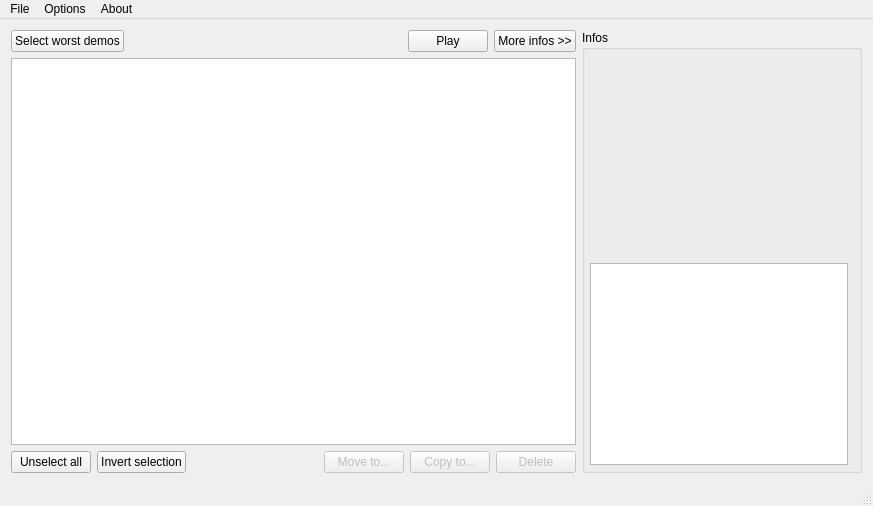
Before: the Qt Designer form src/mainwindow.ui in sousix/QDM68, drawn with Qt 5.
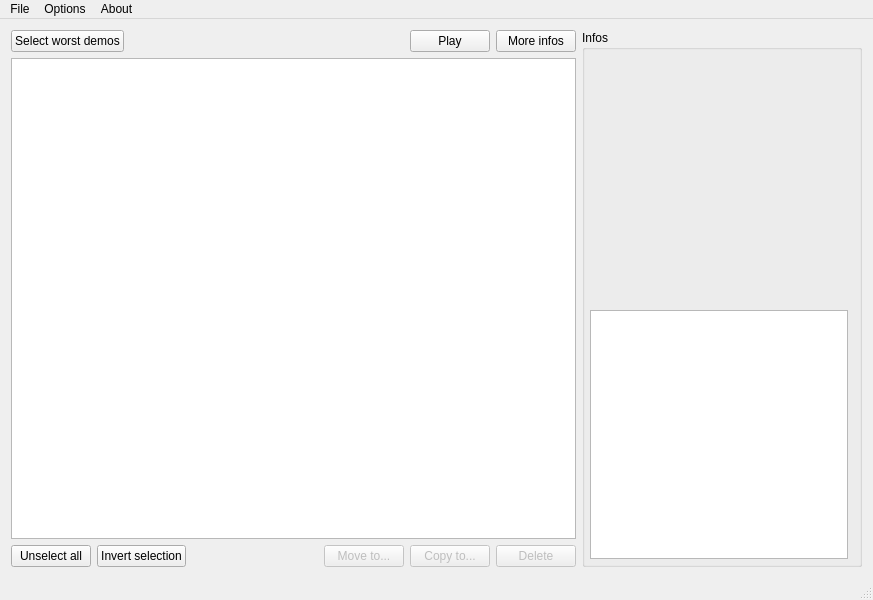
After: the same form once the commit is applied. Icons and pictures are not drawn.

What changed in the file:
```diff
--- a/src/mainwindow.ui
+++ b/src/mainwindow.ui
@@ -7,7 +7,7 @@
     <x>0</x>
     <y>0</y>
     <width>873</width>
-    <height>506</height>
+    <height>600</height>
    </rect>
   </property>
   <property name="sizePolicy">
@@ -19,7 +19,7 @@
   <property name="minimumSize">
    <size>
     <width>600</width>
-    <height>500</height>
+    <height>550</height>
    </size>
   </property>
   <property name="windowTitle">
@@ -80,7 +80,7 @@
         <item>
          <widget class="QPushButton" name="btnMoreInfos">
           <property name="text">
-           <string>More infos &gt;&gt;</string>
+           <string>More infos</string>
           </property>
          </widget>
         </item>
@@ -94,6 +94,11 @@
           <height>0</height>
          </size>
         </property>
+        <property name="font">
+         <font>
+          <pointsize>10</pointsize>
+         </font>
+        </property>
         <property name="alternatingRowColors">
          <bool>false</bool>
         </property>
@@ -101,7 +106,7 @@
          <enum>QAbstractItemView::ScrollPerItem</enum>
         </property>
         <property name="spacing">
-         <number>1</number>
+         <number>0</number>
         </property>
         <property name="modelColumn">
          <number>0</number>
@@ -243,6 +248,11 @@
            </disabled>
           </palette>
          </property>
+         <property name="font">
+          <font>
+           <pointsize>10</pointsize>
+          </font>
+         </property>
          <property name="frameShape">
           <enum>QFrame::NoFrame</enum>
          </property>
@@ -250,8 +260,13 @@
           <string notr="true">&lt;!DOCTYPE HTML PUBLIC &quot;-//W3C//DTD HTML 4.0//EN&quot; &quot;http://www.w3.org/TR/REC-html40/strict.dtd&quot;&gt;
 &lt;html&gt;&lt;head&gt;&lt;meta name=&quot;qrichtext&quot; content=&quot;1&quot; /&gt;&lt;style type=&quot;text/css&quot;&gt;
 p, li { white-space: pre-wrap; }
-&lt;/style&gt;&lt;/head&gt;&lt;body style=&quot; font-family:'MS Shell Dlg 2'; font-size:8.25pt; font-weight:400; font-style:normal;&quot;&gt;
-&lt;p style=&quot;-qt-paragraph-type:empty; margin-top:0px; margin-bottom:0px; margin-left:0px; margin-right:0px; -qt-block-indent:0; text-indent:0px; font-size:8pt;&quot;&gt;&lt;/p&gt;&lt;/body&gt;&lt;/html&gt;</string>
+&lt;/style&gt;&lt;/head&gt;&lt;body style=&quot; font-family:'Ubuntu'; font-size:10pt; font-weight:400; font-style:normal;&quot;&gt;
+&lt;table border=&quot;0&quot; style=&quot;-qt-table-type: root; margin-top:4px; margin-bottom:4px; margin-left:4px; margin-right:4px;&quot;&gt;
+&lt;tr&gt;
+&lt;td style=&quot;border: none;&quot;&gt;
+&lt;p style=&quot;-qt-paragraph-type:empty; margin-top:0px; margin-bottom:0px; margin-left:0px; margin-right:0px; -qt-block-indent:0; text-indent:0px;&quot;&gt;&lt;/p&gt;
+&lt;p style=&quot;-qt-paragraph-type:empty; margin-top:0px; margin-bottom:0px; margin-left:0px; margin-right:0px; -qt-block-indent:0; text-indent:0px; font-size:11pt;&quot;&gt;&lt;/p&gt;
+&lt;p style=&quot;-qt-paragraph-type:empty; margin-top:0px; margin-bottom:0px; margin-left:0px; margin-right:0px; -qt-block-indent:0; text-indent:0px; font-family:'MS Shell Dlg 2'; font-size:8pt;&quot;&gt;&lt;/p&gt;&lt;/td&gt;&lt;/tr&gt;&lt;/table&gt;&lt;/body&gt;&lt;/html&gt;</string>
          </property>
          <property name="textInteractionFlags">
           <set>Qt::TextSelectableByKeyboard|Qt::TextSelectableByMouse</set>
@@ -319,6 +334,9 @@
          <attribute name="horizontalHeaderShowSortIndicator" stdset="0">
           <bool>false</bool>
          </attribute>
+         <attribute name="horizontalHeaderStretchLastSection">
+          <bool>true</bool>
+         </attribute>
          <attribute name="verticalHeaderVisible">
           <bool>false</bool>
          </attribute>
```
Left out of the diff: 15 changed lines with no effect on the pictures.
